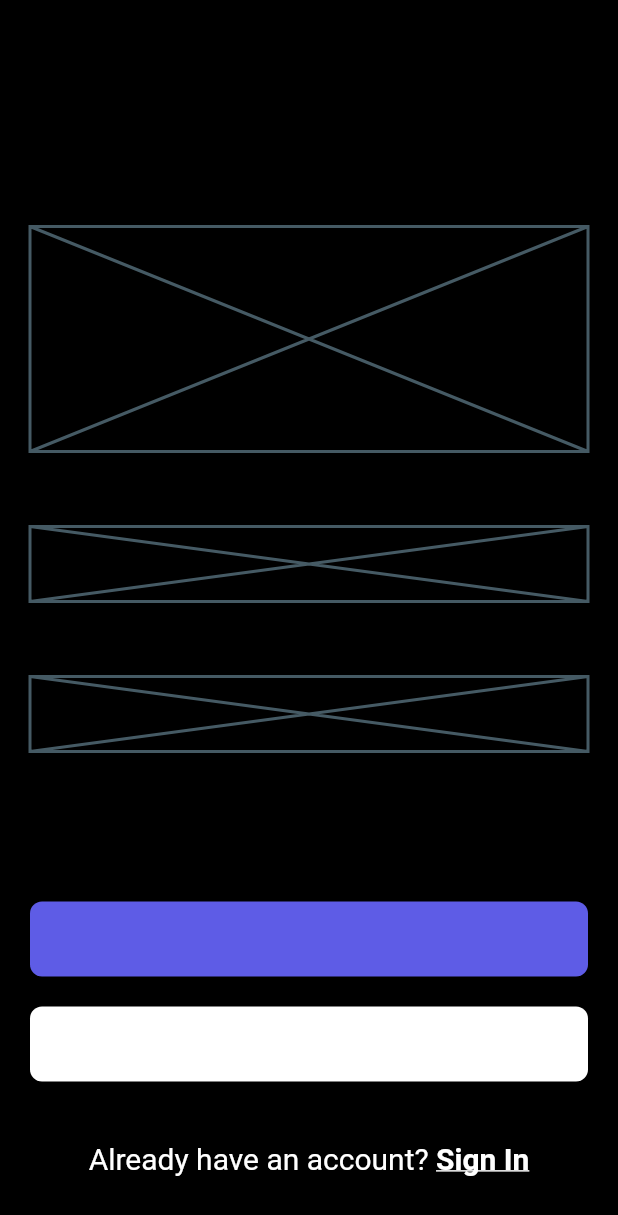
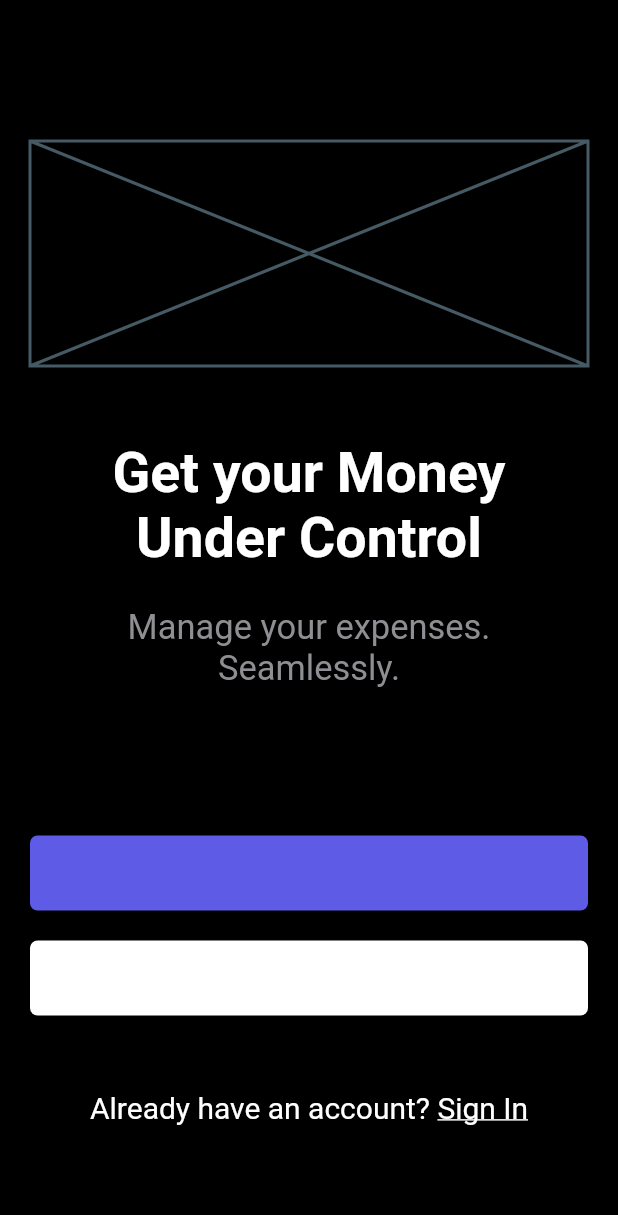
Before and after one commit to rodrigaoLeme/flutter, a Flutter app: the screen it shows after launch, on a phone screen of 412 x 824 dp. Shown: the top 1215 px of the screen. Run offline on Flutter 3.47's test engine with Material 2 defaults, Android fonts, the phone set to English and light mode, and no system bars.

Commit message:
Align and texts

```diff
--- a/on_boarding_ui/lib/main.dart
+++ b/on_boarding_ui/lib/main.dart
@@ -46,23 +46,30 @@ class _MyHomePageState extends State<MyHomePage> {
               SizedBox(
                 height: 50,
               ),
-              Placeholder(
-                fallbackHeight: 50,
+              const Text(
+                'Get your Money\nUnder Control',
+                style: TextStyle(
+                    color: Colors.white,
+                    fontSize: 37,
+                    fontWeight: FontWeight.bold),
+                textAlign: TextAlign.center,
               ),
-              SizedBox(
-                height: 50,
+              const SizedBox(
+                height: 25,
               ),
-              Placeholder(
-                fallbackHeight: 50,
+              const Text(
+                'Manage your expenses.\nSeamlessly.',
+                style: TextStyle(color: Color(0xFF8E8E93), fontSize: 23),
+                textAlign: TextAlign.center,
               ),
-              SizedBox(
-                height: 100,
+              const SizedBox(
+                height: 98,
               ),
               Container(
                 width: double.infinity,
                 height: 50,
                 decoration: BoxDecoration(
-                    borderRadius: BorderRadius.circular(8),
+                    borderRadius: BorderRadius.circular(5),
                     color: const Color(0xFF5E5CE6)),
               ),
               const SizedBox(
@@ -72,11 +79,11 @@ class _MyHomePageState extends State<MyHomePage> {
                 width: double.infinity,
                 height: 50,
                 decoration: BoxDecoration(
-                    borderRadius: BorderRadius.circular(8),
+                    borderRadius: BorderRadius.circular(5),
                     color: Colors.white),
               ),
               const SizedBox(
-                height: 40,
+                height: 50,
               ),
               // Text(
               //   'Sign In',
@@ -93,13 +100,14 @@ class _MyHomePageState extends State<MyHomePage> {
                     TextSpan(
                         text: 'Sign In',
                         style: TextStyle(
-                            decoration: TextDecoration.underline,
-                            fontWeight: FontWeight.bold))
+                          decoration: TextDecoration.underline,
+                          //fontWeight: FontWeight.bold
+                        )),
                   ],
                 ),
               ),
               const SizedBox(
-                height: 40,
+                height: 74,
               )
             ],
           ),
```
Also changed, not shown: on_boarding_ui/assets/imgs/google.png (added), on_boarding_ui/assets/imgs/logo.png (added).
